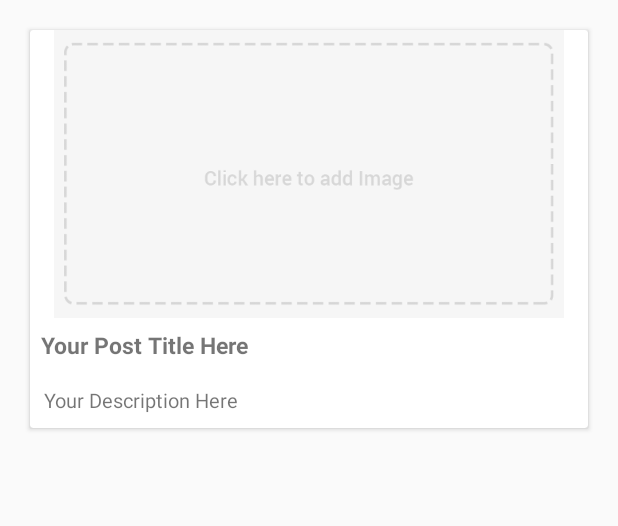
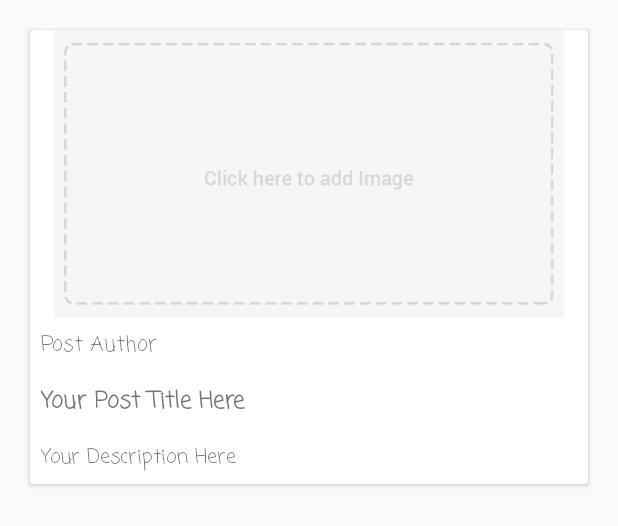
Before and after one commit to muhmdrezki/KlinikBunga, an Android app: the layout post_row.xml on its own in the app's theme, with its tools: preview values and no code run, on a phone screen of 412 x 824 dp. Shown: the top 526 px of the screen. Run offline under Robolectric (Android 15) with nearby library versions, the phone set to English and light mode, and no system bars.

Commit message:
Progress++ - Upload Postingan - Tampil Postingan ( Recycle View ) - Sign Up - Sign In - Save Data Profile User ( include foto profile , bisa di crop ) - Bisa nampilin username user yang ngepost ( NEW )
Yang belum bisa ( On Progress )
- Nampilin Data Profile user
- Nampilin username user di postingan ( DONE )
- Like postingan

BUG
kalo udah logout terus jalanin appsnya lagi langsung stop working. (FIXED)
pas masuk belum punya data nama, alamat sama belum upload fotoprofile. appsnya ga ngeredirect ( FIXED, jadi kalo register pasti masuk ke simpan data profile dulu)

```diff
--- a/app/src/main/java/com/example/rezki/klinikbunga/App.java
+++ b/app/src/main/java/com/example/rezki/klinikbunga/App.java
@@ -2,6 +2,7 @@ package com.example.rezki.klinikbunga;
 
 import android.app.Application;
 
+import com.google.firebase.FirebaseApp;
 import com.google.firebase.database.FirebaseDatabase;
 import com.squareup.picasso.OkHttpDownloader;
 import com.squareup.picasso.Picasso;
@@ -16,8 +17,9 @@ public class App extends Application {
     public void onCreate() {
         super.onCreate();
 
-        FirebaseDatabase.getInstance().setPersistenceEnabled(true);
-
+        if(!FirebaseApp.getApps(this).isEmpty()) {
+            FirebaseDatabase.getInstance().setPersistenceEnabled(true);
+        }
         Picasso.Builder builder = new Picasso.Builder(this);
         builder.downloader(new OkHttpDownloader(this, Integer.MAX_VALUE));
         Picasso built = builder.build();
--- a/app/src/main/java/com/example/rezki/klinikbunga/RegisterActivity.java
+++ b/app/src/main/java/com/example/rezki/klinikbunga/RegisterActivity.java
@@ -85,7 +85,7 @@ public class RegisterActivity extends AppCompatActivity implements View.OnClickL
 
                             progressdialog.dismiss();
 
-                            Intent mainIntent = new Intent(RegisterActivity.this, MainActivity.class);
+                            Intent mainIntent = new Intent(RegisterActivity.this, ProfileActivity.class);
                             mainIntent.addFlags(Intent.FLAG_ACTIVITY_CLEAR_TOP);
                             startActivity(mainIntent);
                         }
--- a/app/src/main/res/layout/post_row.xml
+++ b/app/src/main/res/layout/post_row.xml
@@ -15,19 +15,30 @@
             android:src="@mipmap/add_btn" />
 
         <TextView
+            android:id="@+id/tvauthor"
+            android:layout_width="match_parent"
+            android:layout_height="wrap_content"
+            android:text="Post Author"
+            android:fontFamily="casual"
+            android:padding="7dp"
+            />
+
+        <TextView
             android:id="@+id/titlepost"
             android:layout_width="match_parent"
             android:layout_height="wrap_content"
             android:padding="7dp"
             android:text="Your Post Title Here"
             android:textSize="15dp"
+            android:fontFamily="casual"
             android:textStyle="bold" />
 
         <TextView
             android:id="@+id/descpost"
             android:layout_width="match_parent"
             android:layout_height="wrap_content"
-            android:padding="9dp"
+            android:padding="7dp"
+            android:fontFamily="casual"
             android:text="Your Description Here"
             android:textSize="13dp" />
 
```
Also changed, not shown: app/src/main/java/com/example/rezki/klinikbunga/MainActivity.java (+8 -0 lines), app/src/main/java/com/example/rezki/klinikbunga/Post.java (+11 -2 lines), app/src/main/java/com/example/rezki/klinikbunga/PostActivity.java (+47 -14 lines).
